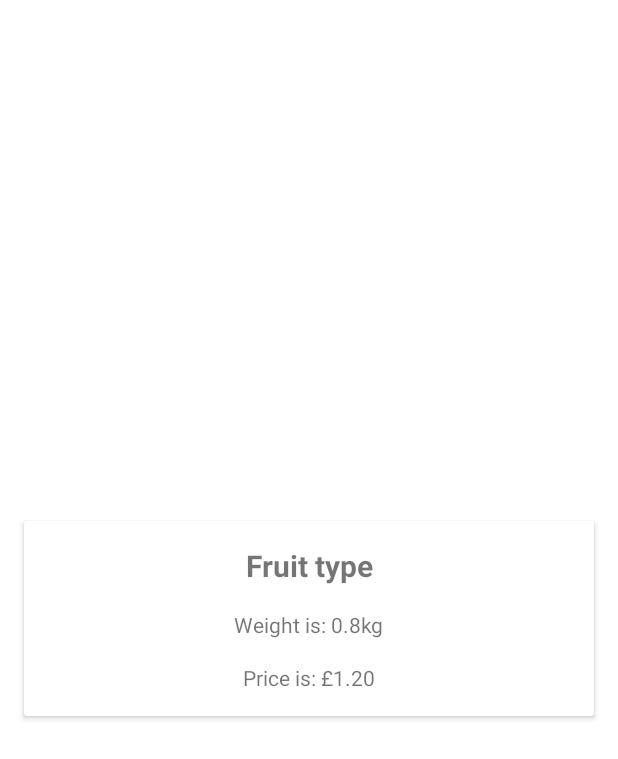
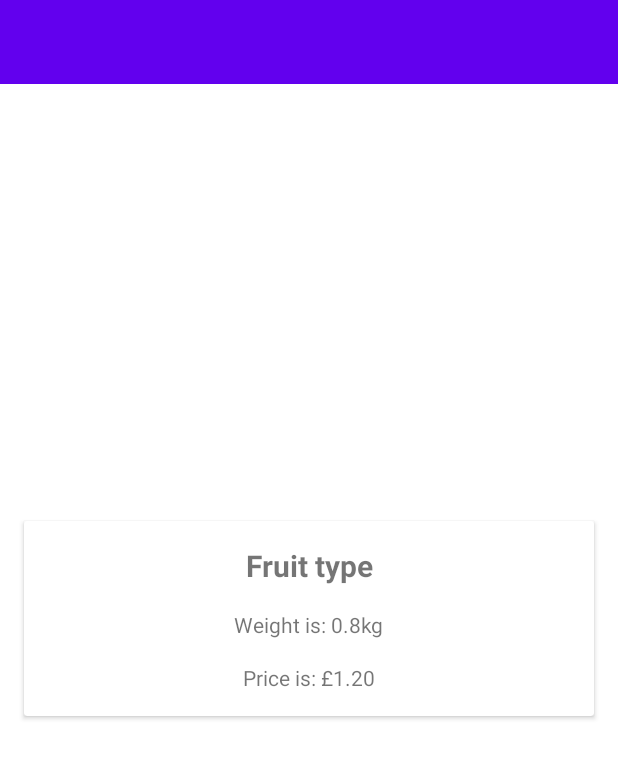
Before and after one commit to BillyLuisNeedham/Fruit-Displayer, an Android app: the layout fragment_detail.xml on its own in the app's theme, with its tools: preview values and no code run, on a phone screen of 412 x 824 dp. Shown: the top 759 px of the screen. Run offline under Robolectric (Android 15) with nearby library versions, the phone set to English and light mode, and no system bars.

Commit message:
tool bar inflation on fruit detail, breaking fragment scenario tests

```diff
--- a/app/src/main/java/com/billyluisneedham/fruitlist/ui/MainActivity.kt
+++ b/app/src/main/java/com/billyluisneedham/fruitlist/ui/MainActivity.kt
@@ -27,13 +27,8 @@ class MainActivity : AppCompatActivity() {
 
         setContentView(R.layout.activity_main)
         displayFirstFragment()
-        hideAppBar()
 
         observeOnUiDrawn()
-    }
-
-    private fun hideAppBar() {
-        supportActionBar?.hide()
     }
 
     private fun displayFirstFragment() {
--- a/app/src/main/res/layout/fragment_detail.xml
+++ b/app/src/main/res/layout/fragment_detail.xml
@@ -63,5 +63,16 @@
                     tools:text="Price is: £1.20" />
             </androidx.constraintlayout.widget.ConstraintLayout>
         </androidx.cardview.widget.CardView>
+
+        <androidx.appcompat.widget.Toolbar
+            android:id="@+id/toolbarDetail"
+            android:layout_width="0dp"
+            android:layout_height="wrap_content"
+            android:background="?attr/colorPrimary"
+            android:minHeight="?attr/actionBarSize"
+            android:theme="?attr/actionBarTheme"
+            app:layout_constraintEnd_toEndOf="parent"
+            app:layout_constraintStart_toStartOf="parent"
+            app:layout_constraintTop_toTopOf="parent" />
     </androidx.constraintlayout.widget.ConstraintLayout>
 </layout>
--- a/app/src/main/res/values-night/themes.xml
+++ b/app/src/main/res/values-night/themes.xml
@@ -1,6 +1,6 @@
 <resources xmlns:tools="http://schemas.android.com/tools">
     <!-- Base application theme. -->
-    <style name="Theme.fruitlist" parent="Theme.MaterialComponents.DayNight.DarkActionBar">
+    <style name="Theme.fruitlist" parent="Theme.MaterialComponents.DayNight.NoActionBar">
         <!-- Primary brand color. -->
         <item name="colorPrimary">@color/purple_200</item>
         <item name="colorPrimaryVariant">@color/purple_700</item>
--- a/app/src/main/res/values/themes.xml
+++ b/app/src/main/res/values/themes.xml
@@ -1,6 +1,6 @@
 <resources xmlns:tools="http://schemas.android.com/tools">
     <!-- Base application theme. -->
-    <style name="Theme.fruitlist" parent="Theme.MaterialComponents.DayNight.DarkActionBar">
+    <style name="Theme.fruitlist" parent="Theme.MaterialComponents.DayNight.NoActionBar">
         <!-- Primary brand color. -->
         <item name="colorPrimary">@color/purple_500</item>
         <item name="colorPrimaryVariant">@color/purple_700</item>
```
Also changed, not shown: app/src/main/java/com/billyluisneedham/fruitlist/ui/fruitdetail/FruitDetailFragment.kt (+8 -1 lines), 1 other file.
